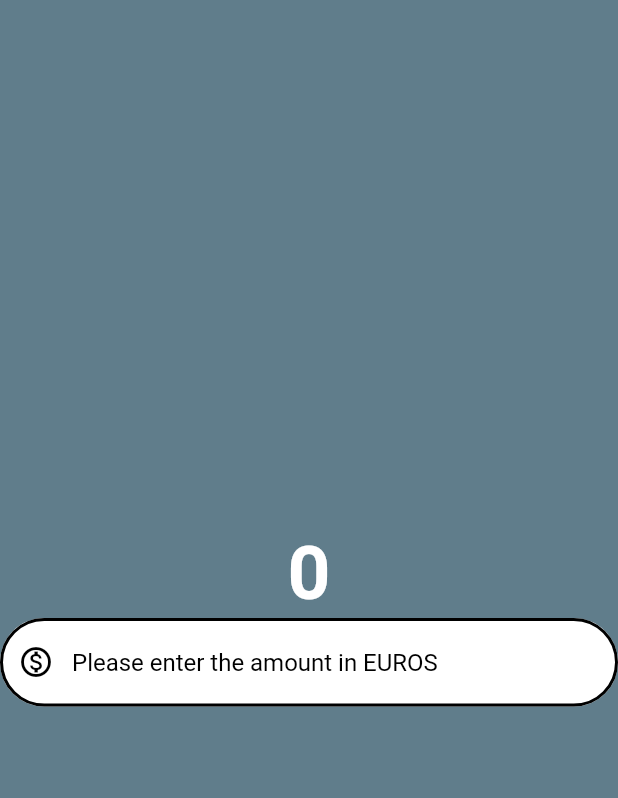
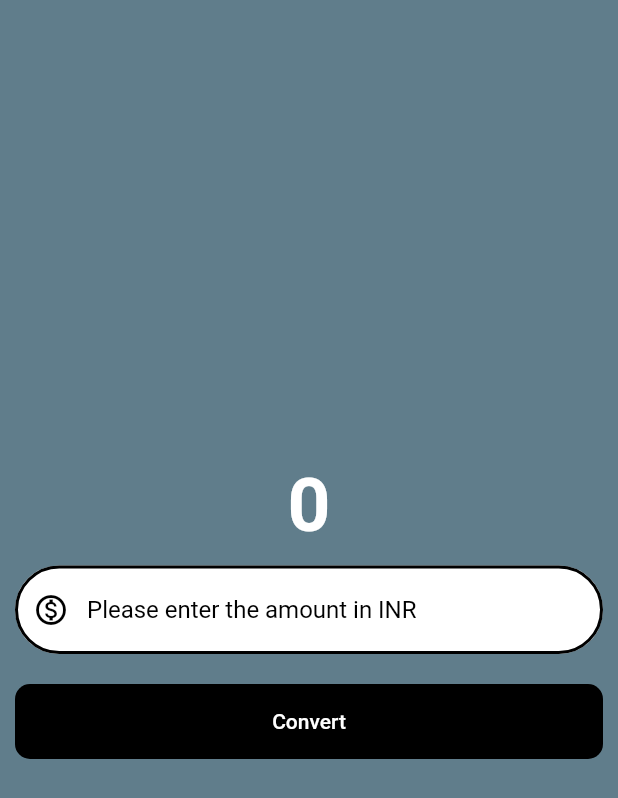
Before and after one commit to GitGuySu/currency-converter-app-with-flutter, a Flutter app: the screen it shows after launch, on a phone screen of 412 x 824 dp. Shown: the top 798 px of the screen. Run offline on Flutter 3.47's test engine with Material 2 defaults, Android fonts, the phone set to English and light mode, and no system bars.

Commit message:
Add the button

```diff
--- a/lib/currency_converter_material_page.dart
+++ b/lib/currency_converter_material_page.dart
@@ -1,3 +1,4 @@
+import 'package:flutter/foundation.dart';
 import 'package:flutter/material.dart';
 
 class CurrencyConverterMaterialPage extends StatelessWidget {
@@ -17,7 +18,7 @@ class CurrencyConverterMaterialPage extends StatelessWidget {
       ),
     );
 
-    return const Scaffold(
+    return Scaffold(
       //Can also use Colors.<color_name>
       // backgroundColor: Color.fromRGBO(0, 0, 0, 1),
       backgroundColor: Colors.blueGrey,
@@ -26,7 +27,7 @@ class CurrencyConverterMaterialPage extends StatelessWidget {
           mainAxisAlignment: MainAxisAlignment.center,
           crossAxisAlignment: CrossAxisAlignment.center,
           children: [
-            Text(
+            const Text(
               '0',
               style: TextStyle(
                 fontSize: 50,
@@ -34,10 +35,12 @@ class CurrencyConverterMaterialPage extends StatelessWidget {
                 color: Color.fromARGB(255, 255, 255, 255),
               ),
             ),
-            TextField(
+            Container(
+              padding: const EdgeInsets.all(10.0),
+              child: const TextField(
                 style: TextStyle(color: Colors.black),
                 decoration: InputDecoration(
-                hintText: "Please enter the amount in EUROS",
+                  hintText: "Please enter the amount in INR",
                   hintStyle: TextStyle(
                     color: Colors.black,
                   ),
@@ -48,7 +51,28 @@ class CurrencyConverterMaterialPage extends StatelessWidget {
                   focusedBorder: border,
                   enabledBorder: border,
                 ),
+                keyboardType: TextInputType.number,
               ),
+            ),
+            Padding(
+              padding: const EdgeInsets.all(10.0),
+              child: TextButton(
+                onPressed: () {
+                  if (kDebugMode) {
+                    print("Button Clicked");
+                  }
+                },
+                style: TextButton.styleFrom(
+                  backgroundColor: Colors.black,
+                  foregroundColor: Colors.white,
+                  minimumSize: const Size(double.infinity, 50),
+                  shape: RoundedRectangleBorder(
+                    borderRadius: BorderRadius.circular(10),
+                  ),
+                ),
+                child: const Text("Convert"),
+              ),
+            )
           ],
         ),
       ),
```
Lines whose indentation alone changed are shown as unchanged.
